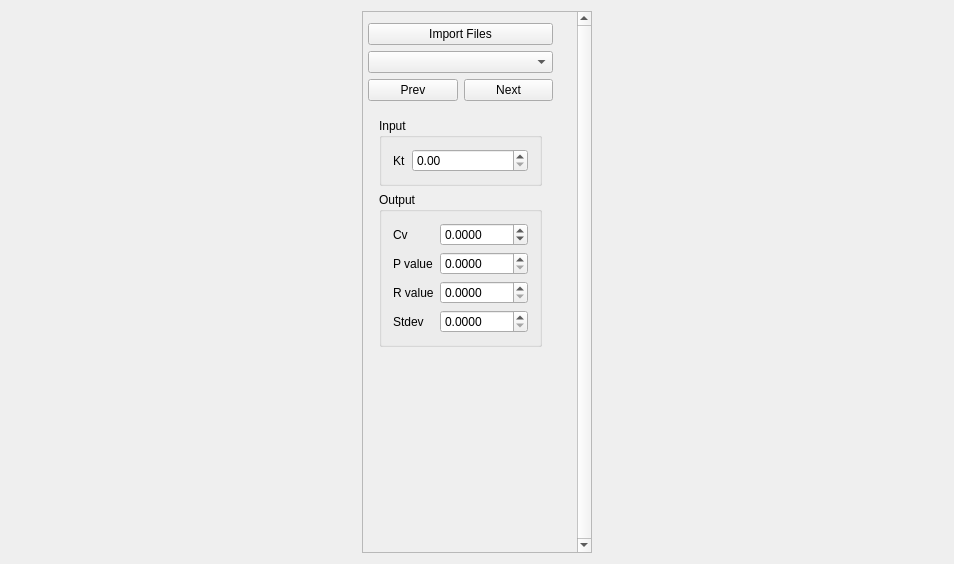
The window that lowtempcal/mainwindow.ui (PatrickChin/Lab-Fast) describes before a commit, drawn with Qt 5.
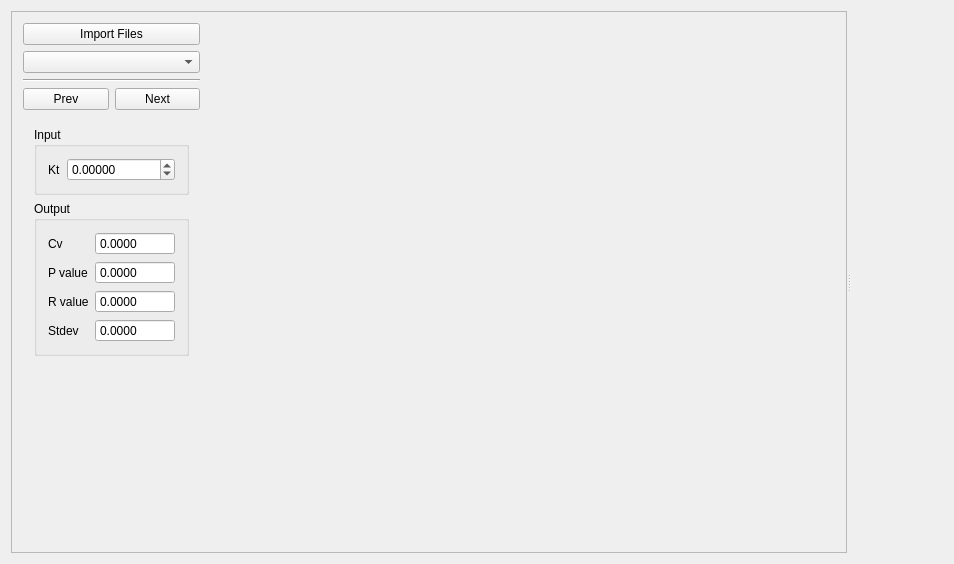
The same window after the commit. The open tabs and pages were chosen to show the change.

```diff
--- a/lowtempcal/mainwindow.ui
+++ b/lowtempcal/mainwindow.ui
@@ -40,9 +40,13 @@
    </property>
    <layout class="QHBoxLayout" name="horizontalLayout">
     <item>
+     <widget class="QSplitter" name="splitter">
+      <property name="orientation">
+       <enum>Qt::Horizontal</enum>
+      </property>
      <widget class="QScrollArea" name="value_area">
       <property name="sizePolicy">
-       <sizepolicy hsizetype="Preferred" vsizetype="Expanding">
+        <sizepolicy hsizetype="Fixed" vsizetype="Expanding">
         <horstretch>0</horstretch>
         <verstretch>0</verstretch>
        </sizepolicy>
@@ -55,12 +59,12 @@
       </property>
       <property name="maximumSize">
        <size>
-        <width>230</width>
+         <width>16777215</width>
         <height>16777215</height>
        </size>
       </property>
       <property name="verticalScrollBarPolicy">
-       <enum>Qt::ScrollBarAlwaysOn</enum>
+        <enum>Qt::ScrollBarAsNeeded</enum>
       </property>
       <property name="horizontalScrollBarPolicy">
        <enum>Qt::ScrollBarAlwaysOff</enum>
@@ -73,40 +77,31 @@
         <rect>
          <x>0</x>
          <y>0</y>
-         <width>237</width>
-         <height>412</height>
+          <width>215</width>
+          <height>544</height>
         </rect>
        </property>
        <property name="sizePolicy">
-        <sizepolicy hsizetype="Minimum" vsizetype="Maximum">
+         <sizepolicy hsizetype="Fixed" vsizetype="Expanding">
          <horstretch>0</horstretch>
          <verstretch>0</verstretch>
         </sizepolicy>
        </property>
-       <layout class="QGridLayout" name="gridLayout_2">
-        <property name="sizeConstraint">
-         <enum>QLayout::SetDefaultConstraint</enum>
+        <property name="minimumSize">
+         <size>
+          <width>0</width>
+          <height>0</height>
+         </size>
         </property>
-        <property name="leftMargin">
-         <number>5</number>
-        </property>
-        <property name="rightMargin">
-         <number>35</number>
-        </property>
-        <item row="0" column="0" colspan="2">
-         <widget class="QPushButton" name="button_file_import">
-          <property name="sizePolicy">
-           <sizepolicy hsizetype="Preferred" vsizetype="Maximum">
-            <horstretch>0</horstretch>
-            <verstretch>0</verstretch>
-           </sizepolicy>
-          </property>
-          <property name="text">
-           <string>Import Files</string>
+        <layout class="QGridLayout" name="gridLayout">
+         <item row="3" column="0" rowspan="2" colspan="2">
+          <widget class="Line" name="line">
+           <property name="orientation">
+            <enum>Qt::Horizontal</enum>
           </property>
          </widget>
         </item>
-        <item row="1" column="0" colspan="2">
+         <item row="2" column="0" colspan="2">
          <widget class="QComboBox" name="combobox_filelist">
           <property name="sizePolicy">
            <sizepolicy hsizetype="Preferred" vsizetype="Maximum">
@@ -116,10 +111,10 @@
           </property>
          </widget>
         </item>
-        <item row="4" column="0" colspan="2">
+         <item row="6" column="0" colspan="2">
          <widget class="QStackedWidget" name="pages">
           <property name="sizePolicy">
-           <sizepolicy hsizetype="Preferred" vsizetype="Minimum">
+            <sizepolicy hsizetype="Preferred" vsizetype="Maximum">
             <horstretch>0</horstretch>
             <verstretch>0</verstretch>
            </sizepolicy>
@@ -307,7 +302,17 @@
               </property>
               <layout class="QFormLayout" name="formLayout">
                <item row="0" column="1">
-                <widget class="QDoubleSpinBox" name="spinbox_kt2"/>
+                 <widget class="QDoubleSpinBox" name="spinbox_kt2">
+                  <property name="decimals">
+                   <number>5</number>
+                  </property>
+                  <property name="minimum">
+                   <double>-999999.000000000000000</double>
+                  </property>
+                  <property name="maximum">
+                   <double>999999.000000000000000</double>
+                  </property>
+                 </widget>
                </item>
                <item row="0" column="0">
                 <widget class="QLabel" name="label_kt2">
@@ -340,6 +345,12 @@
                </item>
                <item row="0" column="1">
                 <widget class="QDoubleSpinBox" name="spinbox_cv2">
+                  <property name="readOnly">
+                   <bool>true</bool>
+                  </property>
+                  <property name="buttonSymbols">
+                   <enum>QAbstractSpinBox::NoButtons</enum>
+                  </property>
                  <property name="decimals">
                   <number>4</number>
                  </property>
@@ -374,6 +385,12 @@
                </item>
                <item row="1" column="1">
                 <widget class="QDoubleSpinBox" name="spinbox_cv_pval2">
+                  <property name="readOnly">
+                   <bool>true</bool>
+                  </property>
+                  <property name="buttonSymbols">
+                   <enum>QAbstractSpinBox::NoButtons</enum>
+                  </property>
                  <property name="decimals">
                   <number>4</number>
                  </property>
@@ -381,6 +398,12 @@
                </item>
                <item row="2" column="1">
                 <widget class="QDoubleSpinBox" name="spinbox_cv_rval2">
+                  <property name="readOnly">
+                   <bool>true</bool>
+                  </property>
+                  <property name="buttonSymbols">
+                   <enum>QAbstractSpinBox::NoButtons</enum>
+                  </property>
                  <property name="decimals">
                   <number>4</number>
                  </property>
@@ -388,6 +411,12 @@
                </item>
                <item row="3" column="1">
                 <widget class="QDoubleSpinBox" name="spinbox_cv_std2">
+                  <property name="readOnly">
+                   <bool>true</bool>
+                  </property>
+                  <property name="buttonSymbols">
+                   <enum>QAbstractSpinBox::NoButtons</enum>
+                  </property>
                  <property name="decimals">
                   <number>4</number>
                  </property>
@@ -413,7 +442,20 @@
           </widget>
          </widget>
         </item>
-        <item row="3" column="0">
+         <item row="0" column="0" colspan="2">
+          <widget class="QPushButton" name="button_file_import">
+           <property name="sizePolicy">
+            <sizepolicy hsizetype="Preferred" vsizetype="Maximum">
+             <horstretch>0</horstretch>
+             <verstretch>0</verstretch>
+            </sizepolicy>
+           </property>
+           <property name="text">
+            <string>Import Files</string>
+           </property>
+          </widget>
+         </item>
+         <item row="5" column="0">
          <widget class="QPushButton" name="button_prev">
           <property name="sizePolicy">
            <sizepolicy hsizetype="Preferred" vsizetype="Fixed">
@@ -426,7 +468,7 @@
           </property>
          </widget>
         </item>
-        <item row="3" column="1">
+         <item row="5" column="1">
          <widget class="QPushButton" name="button_next">
           <property name="sizePolicy">
            <sizepolicy hsizetype="Preferred" vsizetype="Fixed">
@@ -439,12 +481,30 @@
           </property>
          </widget>
         </item>
-       </layout>
-      </widget>
-     </widget>
-    </item>
-    <item>
-     <layout class="QVBoxLayout" name="graph_layout"/>
+         <item row="7" column="0" colspan="2">
+          <spacer name="verticalSpacer_2">
+           <property name="orientation">
+            <enum>Qt::Vertical</enum>
+           </property>
+           <property name="sizeHint" stdset="0">
+            <size>
+             <width>20</width>
+             <height>40</height>
+            </size>
+           </property>
+          </spacer>
+         </item>
+        </layout>
+       </widget>
+      </widget>
+      <widget class="QWidget" name="">
+       <layout class="QVBoxLayout" name="graph_layout">
+        <property name="sizeConstraint">
+         <enum>QLayout::SetDefaultConstraint</enum>
+        </property>
+       </layout>
+      </widget>
+     </widget>
     </item>
    </layout>
   </widget>
```
Left out of the diff: 16 changed lines with no effect on the pictures. Lines whose indentation alone changed are shown as unchanged.
